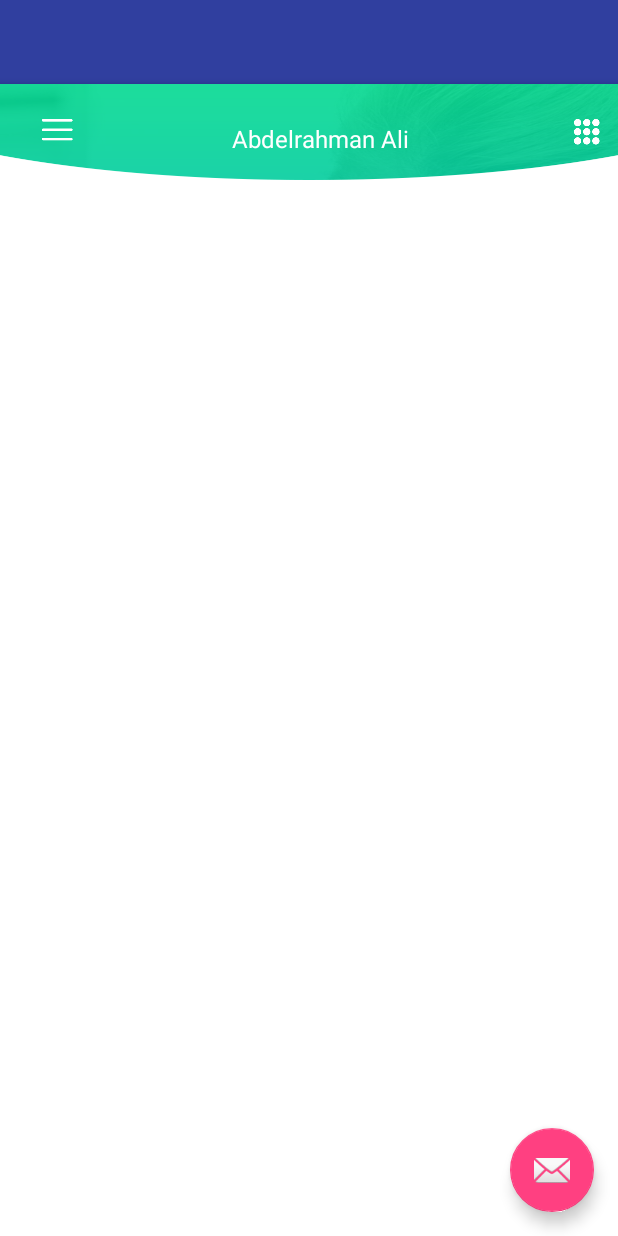
After one commit to MohamedHashim/HealthChain, an Android app: the layout activity_doctor_dashboard.xml on its own in the app's theme, with its tools: preview values and no code run, on a phone screen of 412 x 824 dp. The commit adds this screen. Run offline under Robolectric (Android 15) with nearby library versions, the phone set to English and light mode, and no system bars.

Commit message:
Implement the toolbar design

```diff
--- a/app/src/main/AndroidManifest.xml
+++ b/app/src/main/AndroidManifest.xml
@@ -21,8 +21,9 @@
         <activity
             android:name=".LoginActivity"
             android:theme="@style/AppTheme.NoActionBar" />
-        <activity android:name=".DashboardActivity"
-            android:theme="@style/AppTheme.NoActionBar"></activity>
+        <activity
+            android:name=".DoctorDashboardActivity"
+            android:theme="@style/AppTheme.NoActionBar" />
     </application>
 
 </manifest>
--- a/app/src/main/java/com/mohamedhashim/healthchain/DashboardActivity.kt
+++ b/app/src/main/java/com/mohamedhashim/healthchain/DoctorDashboardActivity.kt
@@ -6,10 +6,10 @@
 /**
  * Created by Mohamed Hashim on 6/17/2018.
  */
-class DashboardActivity : AppCompatActivity() {
+class DoctorDashboardActivity : AppCompatActivity() {
 
     override fun onCreate(savedInstanceState: Bundle?) {
         super.onCreate(savedInstanceState)
-        setContentView(R.layout.activity_dashboard)
+        setContentView(R.layout.activity_doctor_dashboard)
     }
 }
--- a/app/src/main/java/com/mohamedhashim/healthchain/LoginActivity.kt
+++ b/app/src/main/java/com/mohamedhashim/healthchain/LoginActivity.kt
@@ -17,7 +17,7 @@
         setContentView(R.layout.activity_login)
         login_btn = findViewById<CircularProgressImageButton>(R.id.btn_login)
         login_btn.setOnClickListener {
-            var intent: Intent = Intent(this, DashboardActivity::class.java)
+            var intent: Intent = Intent(this, DoctorDashboardActivity::class.java)
             startActivity(intent)
         }
     }
--- /dev/null
+++ b/app/src/main/res/layout/activity_doctor_dashboard.xml
@@ -0,0 +1,51 @@
+<?xml version="1.0" encoding="utf-8"?>
+<android.support.design.widget.CoordinatorLayout xmlns:android="http://schemas.android.com/apk/res/android"
+    xmlns:app="http://schemas.android.com/apk/res-auto"
+    xmlns:tools="http://schemas.android.com/tools"
+    android:layout_width="match_parent"
+    android:layout_height="match_parent"
+    tools:context="com.mohamedhashim.healthchain.DoctorDashboardActivity">
+
+    <android.support.v4.widget.DrawerLayout
+        android:id="@+id/drawer_layout"
+        android:layout_width="match_parent"
+        android:layout_height="match_parent"
+        android:fitsSystemWindows="true"
+        tools:openDrawer="start">
+
+        <android.support.design.widget.AppBarLayout
+            android:layout_width="match_parent"
+            android:layout_height="wrap_content"
+            android:background="@color/white">
+
+            <include
+                android:id="@+id/tb_dashboard"
+                layout="@layout/dashboard_toolbar"
+                android:layout_width="match_parent"
+                android:layout_height="wrap_content" />
+
+            <include
+                android:id="@+id/content"
+                layout="@layout/content_doctor_dashboard" />
+
+        </android.support.design.widget.AppBarLayout>
+
+
+        <android.support.design.widget.NavigationView
+            android:id="@+id/nav_view"
+            android:layout_width="wrap_content"
+            android:layout_height="match_parent"
+            android:layout_gravity="start"
+            android:fitsSystemWindows="true"
+            app:menu="@menu/navigation_drawer" />
+
+    </android.support.v4.widget.DrawerLayout>
+
+    <android.support.design.widget.FloatingActionButton
+        android:id="@+id/fab"
+        android:layout_width="wrap_content"
+        android:layout_height="wrap_content"
+        android:layout_gravity="bottom|end"
+        android:layout_margin="@dimen/fab_margin"
+        app:srcCompat="@android:drawable/ic_dialog_email" />
+</android.support.design.widget.CoordinatorLayout>
--- a/app/src/main/res/values/dimens.xml
+++ b/app/src/main/res/values/dimens.xml
@@ -19,4 +19,5 @@
     <dimen name="button_drawable_padding">7dp</dimen>
     <dimen name="searching_proximity">12sp</dimen>
     <dimen name="dim_settings">15dp</dimen>
+    <dimen name="fab_margin">16dp</dimen>
 </resources>
--- a/app/src/main/res/values/strings.xml
+++ b/app/src/main/res/values/strings.xml
@@ -6,4 +6,5 @@
     <string name="login">Login</string>
     <string name="forget_password">Forget password?</string>
     <string name="dont_have_account">Don"\'"t Have An Account?</string>
+    <string name="title_activity_main">MainActivity</string>
 </resources>
--- a/app/src/main/res/values/styles.xml
+++ b/app/src/main/res/values/styles.xml
@@ -7,6 +7,7 @@
         <item name="colorPrimaryDark">@color/colorPrimaryDark</item>
         <item name="colorAccent">@color/colorAccent</item>
     </style>
+
     <style name="AppTheme.NoActionBar">
         <item name="windowActionBar">false</item>
         <item name="windowNoTitle">true</item>
@@ -14,4 +15,8 @@
         <item name="colorControlActivated">@color/white</item>
         <item name="android:autofilledHighlight" tools:targetApi="o">@color/transparent</item>
     </style>
+
+    <style name="AppTheme.AppBarOverlay" parent="ThemeOverlay.AppCompat.Dark.ActionBar" />
+
+    <style name="AppTheme.PopupOverlay" parent="ThemeOverlay.AppCompat.Light" />
 </resources>
```
Also changed, not shown: app/src/main/res/layout/activity_dashboard.xml (deleted, +0 -38 lines), app/src/main/res/layout/content_doctor_dashboard.xml (renamed from app/src/main/res/layout/content_dashboard.xml).
